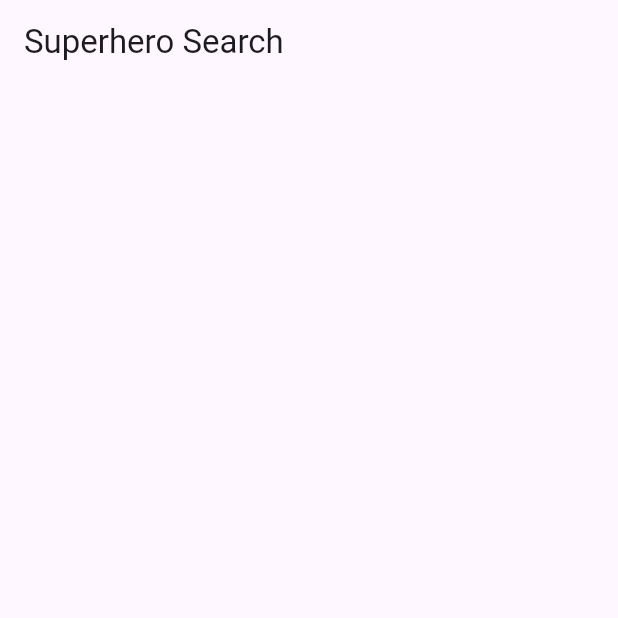
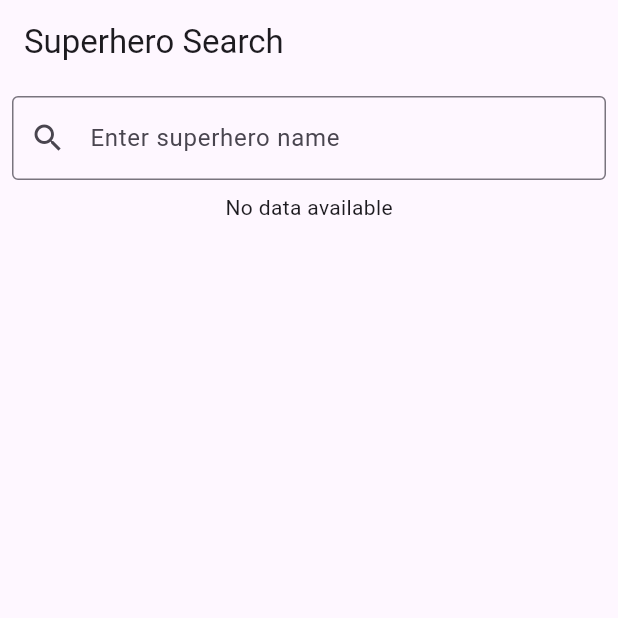
Before and after one commit to MxAlfredo/superhero_app, a Flutter app: the screen it shows after launch, on a phone screen of 412 x 824 dp, the top half of it. Run offline on Flutter 3.47's test engine with Material 3 defaults, Android fonts, the phone set to English and light mode, and no system bars.

Commit message:
Implement Superhero search functionality with API integration and UI updates

```diff
--- /dev/null
+++ b/lib/data/model/superhero_response.dart
@@ -0,0 +1,9 @@
+class SuperheroResponse {
+  final String response;
+
+  SuperheroResponse({required this.response});
+
+  factory SuperheroResponse.fromJson(Map<String, dynamic> json) {
+    return SuperheroResponse(response: json['response'] as String);
+  }
+}
--- /dev/null
+++ b/lib/data/respository.dart
@@ -0,0 +1,20 @@
+import 'dart:convert';
+
+import 'package:superhero_app/data/model/superhero_response.dart';
+import 'package:http/http.dart' as http;
+
+class Repository {
+  Future<SuperheroResponse?> fetchSuperhero(String name) async {
+    final response = await http.get(
+      Uri.parse(
+        'https://superheroapi.com/api/eefa0d17a716764e5d017a906729f47f/search/$name',
+      ),
+    );
+
+    if (response.statusCode == 200) {
+      return SuperheroResponse.fromJson(jsonDecode(response.body));
+    } else {
+      return null;
+    }
+  }
+}
--- a/lib/screens/superhero_search_screen.dart
+++ b/lib/screens/superhero_search_screen.dart
@@ -1,4 +1,6 @@
 import 'package:flutter/material.dart';
+import 'package:superhero_app/data/model/superhero_response.dart';
+import 'package:superhero_app/data/respository.dart';
 
 class SuperheroSearchScreen extends StatefulWidget {
   const SuperheroSearchScreen({super.key});
@@ -8,13 +10,50 @@ class SuperheroSearchScreen extends StatefulWidget {
 }
 
 class _SuperheroSearchScreenState extends State<SuperheroSearchScreen> {
+  Future<SuperheroResponse?>? _superHeroInfo;
+  Repository repository = Repository();
+
   @override
   Widget build(BuildContext context) {
     return Scaffold(
       appBar: AppBar(title: const Text('Superhero Search')),
-      body: Column(children: [
-
-      ]),
+      body: Column(
+        children: [
+          Padding(
+            padding: const EdgeInsets.all(8.0),
+            child: TextField(
+              decoration: const InputDecoration(
+                hintText: 'Enter superhero name',
+                prefixIcon: Icon(Icons.search),
+                border: OutlineInputBorder(),
+              ),
+              onSubmitted: (value) {
+                setState(() {
+                  _superHeroInfo = repository.fetchSuperhero(value);
+                });
+              },
+            ),
+          ),
+          FutureBuilder(
+            future: _superHeroInfo,
+            builder: (context, snapshot) {
+              if (snapshot.connectionState == ConnectionState.waiting) {
+                return Center(child: CircularProgressIndicator());
+              } else if (snapshot.hasError) {
+                return Center(child: Text('Error fetching data'));
+              } else if (snapshot.hasData) {
+                return Center(
+                  child: Text(
+                    'Superhero Response: ${snapshot.data?.response}',
+                    style: TextStyle(fontSize: 20),
+                  ),
+                );
+              }
+              return Center(child: Text('No data available'));
+            },
+          ),
+        ],
+      ),
     );
   }
 }
--- a/pubspec.yaml
+++ b/pubspec.yaml
@@ -9,6 +9,7 @@ environment:
 dependencies:
   flutter:
     sdk: flutter
+  http: ^1.4.0
 
 dev_dependencies:
   flutter_test:
```
Also changed, not shown: pubspec.lock, 1 other file.
